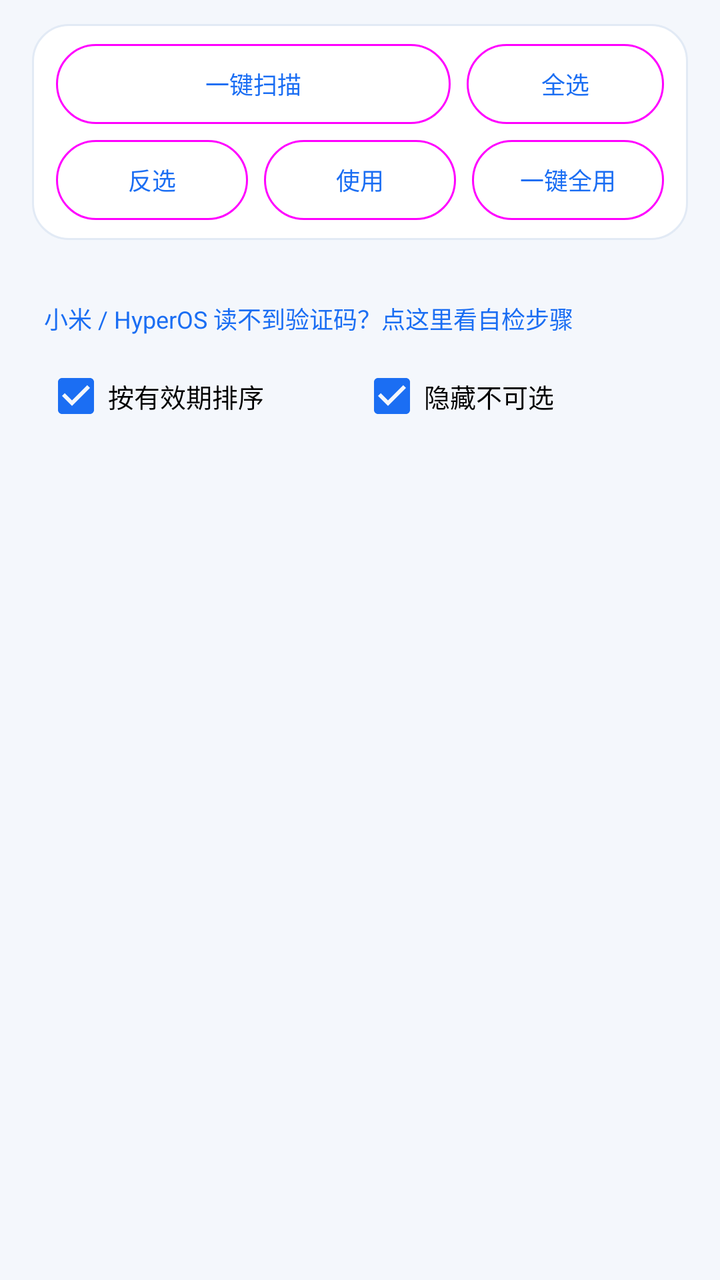
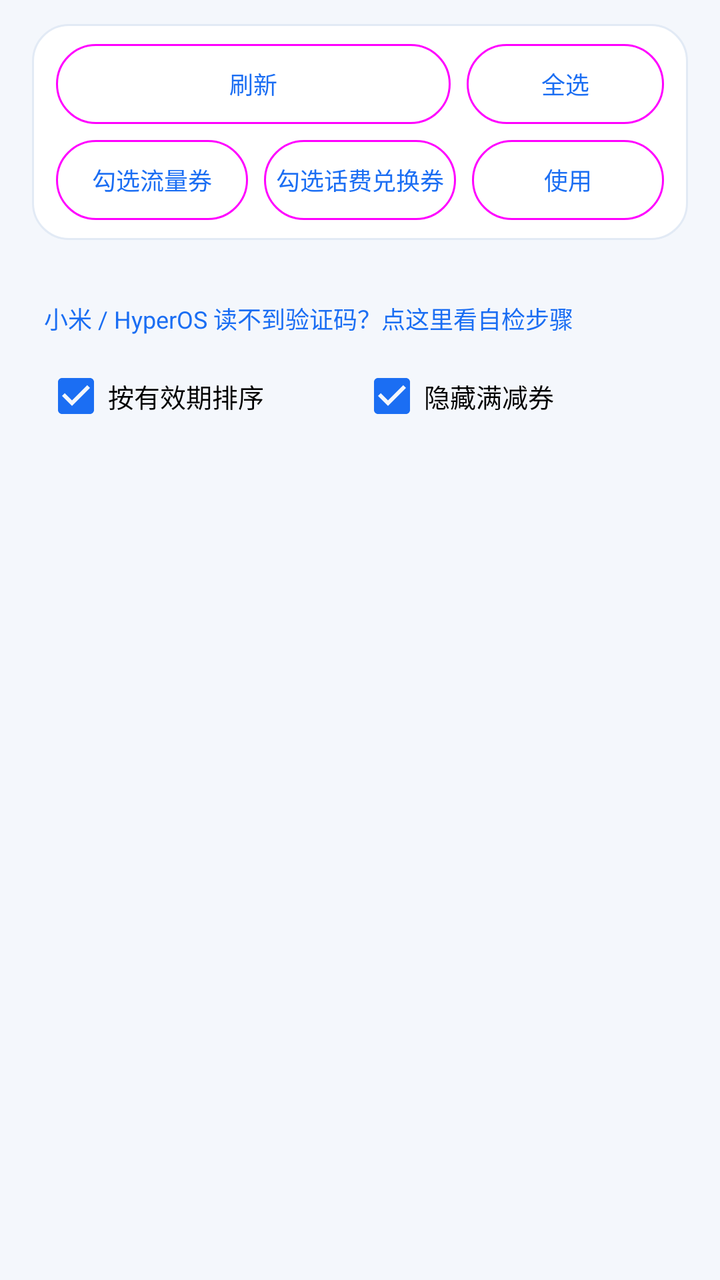

Two renders of the same Android screen: before a commit and after it. Below are the layout's source before the change and the commit's diff.
<!-- AndroidManifest.xml: application theme Theme.CmccHook -->
<!-- res/layout/page_coupon.xml -->
<?xml version="1.0" encoding="utf-8"?>
<ScrollView xmlns:android="http://schemas.android.com/apk/res/android"
    xmlns:app="http://schemas.android.com/apk/res-auto"
    android:layout_width="match_parent"
    android:layout_height="match_parent"
    android:clipToPadding="false"
    android:fillViewport="true"
    android:scrollbars="none">

    <LinearLayout
        android:layout_width="match_parent"
        android:layout_height="wrap_content"
        android:orientation="vertical"
        android:paddingStart="16dp"
        android:paddingEnd="16dp"
        android:paddingTop="12dp"
        android:paddingBottom="24dp">

        
        <LinearLayout
            style="@style/CardBox"
            android:layout_width="match_parent"
            android:layout_height="wrap_content"
            android:orientation="vertical">

            <LinearLayout
                android:layout_width="match_parent"
                android:layout_height="wrap_content"
                android:gravity="center_vertical"
                android:orientation="horizontal"
                android:paddingStart="12dp"
                android:paddingTop="10dp"
                android:paddingEnd="12dp">

                
                <com.google.android.material.button.MaterialButton
                    android:id="@+id/btnCouponScan"
                    style="@style/Widget.Material3.Button.OutlinedButton"
                    android:layout_width="0dp"
                    android:layout_height="40dp"
                    android:layout_weight="2"
                    android:insetTop="0dp"
                    android:insetBottom="0dp"
                    android:maxLines="1"
                    android:minWidth="0dp"
                    android:paddingStart="2dp"
                    android:paddingEnd="2dp"
                    android:text="@string/coupon_scan"
                    android:textAllCaps="false"
                    android:textSize="12sp"
                    app:cornerRadius="999dp"
                    app:elevation="0dp"
                    app:minWidth="0dp" />

                <com.google.android.material.button.MaterialButton
                    android:id="@+id/btnCouponAll"
                    style="@style/Widget.Material3.Button.OutlinedButton"
                    android:layout_width="0dp"
                    android:layout_height="40dp"
                    android:layout_marginStart="8dp"
                    android:layout_weight="1"
                    android:insetTop="0dp"
                    android:insetBottom="0dp"
                    android:maxLines="1"
                    android:minWidth="0dp"
                    android:paddingStart="2dp"
                    android:paddingEnd="2dp"
                    android:text="@string/coupon_select_all"
                    android:textAllCaps="false"
                    android:textSize="12sp"
                    app:cornerRadius="999dp"
                    app:elevation="0dp"
                    app:minWidth="0dp" />
            </LinearLayout>

            
            <LinearLayout
                android:layout_width="match_parent"
                android:layout_height="wrap_content"
                android:gravity="center_vertical"
                android:orientation="horizontal"
                android:paddingStart="12dp"
                android:paddingTop="8dp"
                android:paddingEnd="12dp"
                android:paddingBottom="10dp">

                <com.google.android.material.button.MaterialButton
                    android:id="@+id/btnCouponInvert"
                    style="@style/Widget.Material3.Button.OutlinedButton"
                    android:layout_width="0dp"
                    android:layout_height="40dp"
                    android:layout_weight="1"
                    android:insetTop="0dp"
                    android:insetBottom="0dp"
                    android:maxLines="1"
                    android:minWidth="0dp"
                    android:paddingStart="2dp"
                    android:paddingEnd="2dp"
                    android:text="@string/coupon_invert"
                    android:textAllCaps="false"
                    android:textSize="12sp"
                    app:cornerRadius="999dp"
                    app:elevation="0dp"
                    app:minWidth="0dp" />

                <com.google.android.material.button.MaterialButton
                    android:id="@+id/btnCouponUse"
                    style="@style/Widget.Material3.Button.OutlinedButton"
                    android:layout_width="0dp"
                    android:layout_height="40dp"
                    android:layout_marginStart="8dp"
                    android:layout_weight="1"
                    android:insetTop="0dp"
                    android:insetBottom="0dp"
                    android:maxLines="1"
                    android:minWidth="0dp"
                    android:paddingStart="2dp"
                    android:paddingEnd="2dp"
                    android:text="@string/coupon_use"
                    android:textAllCaps="false"
                    android:textSize="12sp"
                    app:cornerRadius="999dp"
                    app:elevation="0dp"
                    app:minWidth="0dp" />

                <com.google.android.material.button.MaterialButton
                    android:id="@+id/btnCouponUseAll"
                    style="@style/Widget.Material3.Button.OutlinedButton"
                    android:layout_width="0dp"
                    android:layout_height="40dp"
                    android:layout_marginStart="8dp"
                    android:layout_weight="1"
                    android:insetTop="0dp"
                    android:insetBottom="0dp"
                    android:maxLines="1"
                    android:minWidth="0dp"
                    android:paddingStart="2dp"
                    android:paddingEnd="2dp"
                    android:text="@string/coupon_use_all"
                    android:textAllCaps="false"
                    android:textSize="12sp"
                    app:cornerRadius="999dp"
                    app:elevation="0dp"
                    app:minWidth="0dp" />
            </LinearLayout>
        </LinearLayout>

        
        <TextView
            android:id="@+id/couponAt"
            android:layout_width="match_parent"
            android:layout_height="wrap_content"
            android:paddingStart="6dp"
            android:paddingTop="8dp"
            android:paddingEnd="6dp"
            android:textColor="@color/text_secondary"
            android:textSize="12sp" />

        

        
        <TextView
            android:id="@+id/smsHelpEntry"
            android:layout_width="match_parent"
            android:layout_height="wrap_content"
            android:paddingStart="6dp"
            android:paddingTop="6dp"
            android:paddingEnd="6dp"
            android:paddingBottom="4dp"
            android:text="@string/sms_help_entry"
            android:textColor="@color/primary"
            android:textSize="12sp" />

        
        <LinearLayout
            android:layout_width="match_parent"
            android:layout_height="wrap_content"
            android:gravity="center_vertical"
            android:orientation="horizontal"
            android:paddingStart="6dp"
            android:paddingTop="2dp"
            android:paddingEnd="6dp"
            android:paddingBottom="2dp">

            <CheckBox
                android:id="@+id/cbCouponSort"
                android:layout_width="0dp"
                android:layout_height="wrap_content"
                android:layout_weight="1"
                android:checked="true"
                android:text="@string/coupon_sort_valid"
                android:textSize="13sp" />

            <CheckBox
                android:id="@+id/cbCouponHide"
                android:layout_width="0dp"
                android:layout_height="wrap_content"
                android:layout_weight="1"
                android:checked="true"
                android:text="@string/coupon_hide_blocked"
                android:textSize="13sp" />
        </LinearLayout>

        <LinearLayout
            android:id="@+id/couponList"
            android:layout_width="match_parent"
            android:layout_height="wrap_content"
            android:orientation="vertical" />

        
        <TextView
            android:id="@+id/couponSummary"
            style="@style/RowDesc"
            android:layout_width="wrap_content"
            android:layout_height="wrap_content"
            android:visibility="gone" />

        <TextView
            android:id="@+id/couponBar"
            style="@style/RowDesc"
            android:layout_width="wrap_content"
            android:layout_height="wrap_content"
            android:visibility="gone" />

    </LinearLayout>
</ScrollView>
<!-- resources referenced by this layout -->
<resources>
  <color name="primary">#1B6EF3</color>
  <color name="text_secondary">#5A6B87</color>
  <string name="coupon_hide_blocked">隐藏不可选</string>
  <string name="coupon_invert">反选</string>
  <string name="coupon_scan">一键扫描</string>
  <string name="coupon_select_all">全选</string>
  <string name="coupon_sort_valid">按有效期排序</string>
  <string name="coupon_use">使用</string>
  <string name="coupon_use_all">一键全用</string>
  <string name="sms_help_entry">小米 / HyperOS 读不到验证码？点这里看自检步骤</string>
  <style name="CardBox">
          <item name="android:background">@drawable/bg_card</item>
          <item name="android:orientation">vertical</item>
      </style>
  <style name="RowDesc">
          <item name="android:textSize">12sp</item>
          <item name="android:textColor">@color/text_secondary</item>
          <item name="android:lineSpacingExtra">2dp</item>
          <item name="android:paddingTop">3dp</item>
      </style>
  <style name="Theme.CmccHook" parent="Theme.MaterialComponents.DayNight.NoActionBar">
          <item name="colorPrimary">@color/primary</item>
          <item name="colorPrimaryVariant">@color/primary_dark</item>
          <item name="colorOnPrimary">@color/on_primary</item>
          <item name="colorSecondary">@color/primary</item>
          <item name="colorOnSecondary">@color/on_primary</item>
          <item name="colorSurface">@color/surface</item>
          <item name="android:colorBackground">@color/background</item>
          <item name="android:statusBarColor">@color/brand_start</item>
          <item name="android:navigationBarColor">@color/surface</item>
          <item name="android:windowLightStatusBar">false</item>
          <item name="android:windowLightNavigationBar">true</item>
          <item name="android:windowBackground">@color/background</item>
          <item name="android:textColorPrimary">@color/text_primary</item>
          <item name="android:textColorSecondary">@color/text_secondary</item>
      </style>
  <!-- drawable bg_card (drawable) -->
  <?xml version="1.0" encoding="utf-8"?>
  <shape xmlns:android="http://schemas.android.com/apk/res/android"
      android:shape="rectangle">
      <solid android:color="@color/container_low" />
      <stroke android:width="1dp" android:color="@color/divider" />
      <corners android:radius="18dp" />
  </shape>
  <color name="primary_dark">#0B4FC4</color>
  <color name="on_primary">#FFFFFF</color>
  <color name="surface">#FFFFFF</color>
  <color name="background">#F4F7FC</color>
  <color name="brand_start">#1B6EF3</color>
  <color name="text_primary">#12213B</color>
  <color name="container_low">#FFFFFF</color>
  <color name="divider">#E2EAF5</color>
</resources>

<!-- the commit's change to res/layout/page_coupon.xml (unified diff, before → after) -->
@@ -85,18 +85,38 @@
                 android:paddingBottom="10dp">
 
                 <com.google.android.material.button.MaterialButton
-                    android:id="@+id/btnCouponInvert"
-                    style="@style/Widget.Material3.Button.OutlinedButton"
-                    android:layout_width="0dp"
-                    android:layout_height="40dp"
-                    android:layout_weight="1"
-                    android:insetTop="0dp"
-                    android:insetBottom="0dp"
-                    android:maxLines="1"
-                    android:minWidth="0dp"
-                    android:paddingStart="2dp"
-                    android:paddingEnd="2dp"
-                    android:text="@string/coupon_invert"
+                    android:id="@+id/btnCouponPickFlow"
+                    style="@style/Widget.Material3.Button.OutlinedButton"
+                    android:layout_width="0dp"
+                    android:layout_height="40dp"
+                    android:layout_weight="1"
+                    android:insetTop="0dp"
+                    android:insetBottom="0dp"
+                    android:maxLines="1"
+                    android:minWidth="0dp"
+                    android:paddingStart="2dp"
+                    android:paddingEnd="2dp"
+                    android:text="@string/coupon_pick_flow"
+                    android:textAllCaps="false"
+                    android:textSize="12sp"
+                    app:cornerRadius="999dp"
+                    app:elevation="0dp"
+                    app:minWidth="0dp" />
+
+                <com.google.android.material.button.MaterialButton
+                    android:id="@+id/btnCouponPickPhone"
+                    style="@style/Widget.Material3.Button.OutlinedButton"
+                    android:layout_width="0dp"
+                    android:layout_height="40dp"
+                    android:layout_marginStart="8dp"
+                    android:layout_weight="1"
+                    android:insetTop="0dp"
+                    android:insetBottom="0dp"
+                    android:maxLines="1"
+                    android:minWidth="0dp"
+                    android:paddingStart="2dp"
+                    android:paddingEnd="2dp"
+                    android:text="@string/coupon_pick_phone"
                     android:textAllCaps="false"
                     android:textSize="12sp"
                     app:cornerRadius="999dp"
@@ -117,26 +137,6 @@
                     android:paddingStart="2dp"
                     android:paddingEnd="2dp"
                     android:text="@string/coupon_use"
-                    android:textAllCaps="false"
-                    android:textSize="12sp"
-                    app:cornerRadius="999dp"
-                    app:elevation="0dp"
-                    app:minWidth="0dp" />
-
-                <com.google.android.material.button.MaterialButton
-                    android:id="@+id/btnCouponUseAll"
-                    style="@style/Widget.Material3.Button.OutlinedButton"
-                    android:layout_width="0dp"
-                    android:layout_height="40dp"
-                    android:layout_marginStart="8dp"
-                    android:layout_weight="1"
-                    android:insetTop="0dp"
-                    android:insetBottom="0dp"
-                    android:maxLines="1"
-                    android:minWidth="0dp"
-                    android:paddingStart="2dp"
-                    android:paddingEnd="2dp"
-                    android:text="@string/coupon_use_all"
                     android:textAllCaps="false"
                     android:textSize="12sp"
                     app:cornerRadius="999dp"
<!-- resource entries referenced after the edit -->
@@ -2,13 +2,13 @@
 <resources>
   <color name="primary">#1B6EF3</color>
   <color name="text_secondary">#5A6B87</color>
-  <string name="coupon_hide_blocked">隐藏不可选</string>
-  <string name="coupon_invert">反选</string>
-  <string name="coupon_scan">一键扫描</string>
+  <string name="coupon_hide_blocked">隐藏满减券</string>
+  <string name="coupon_pick_flow">勾选流量券</string>
+  <string name="coupon_pick_phone">勾选话费兑换券</string>
+  <string name="coupon_scan">刷新</string>
   <string name="coupon_select_all">全选</string>
   <string name="coupon_sort_valid">按有效期排序</string>
   <string name="coupon_use">使用</string>
-  <string name="coupon_use_all">一键全用</string>
   <string name="sms_help_entry">小米 / HyperOS 读不到验证码？点这里看自检步骤</string>
   <style name="CardBox">
           <item name="android:background">@drawable/bg_card</item>
